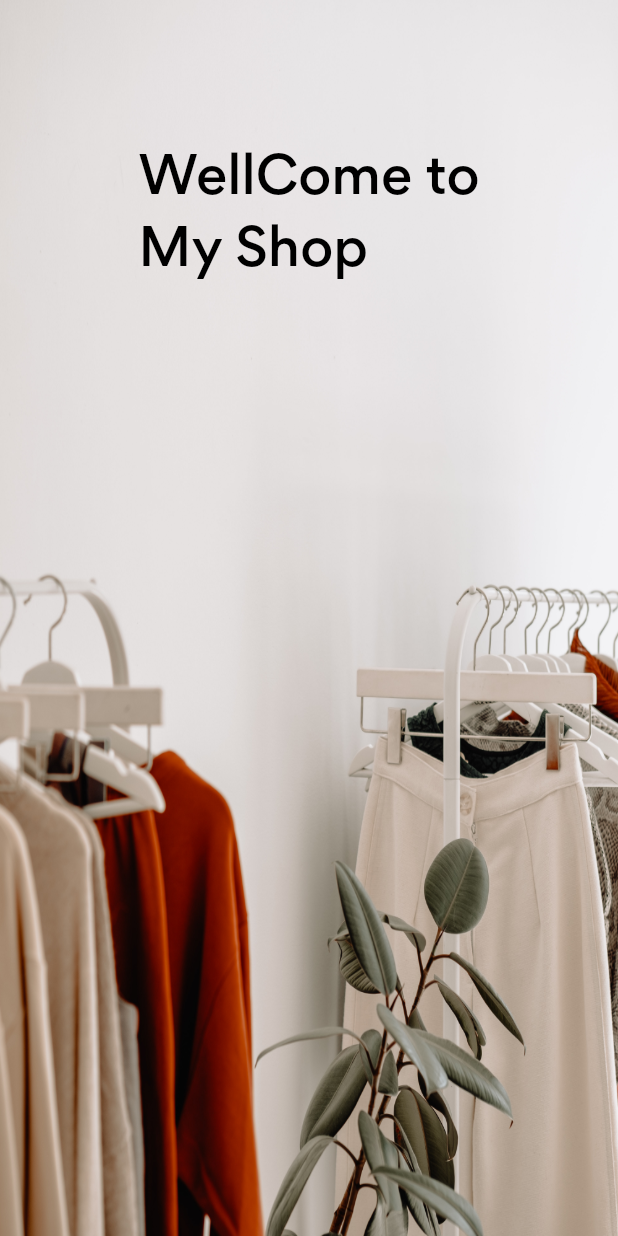
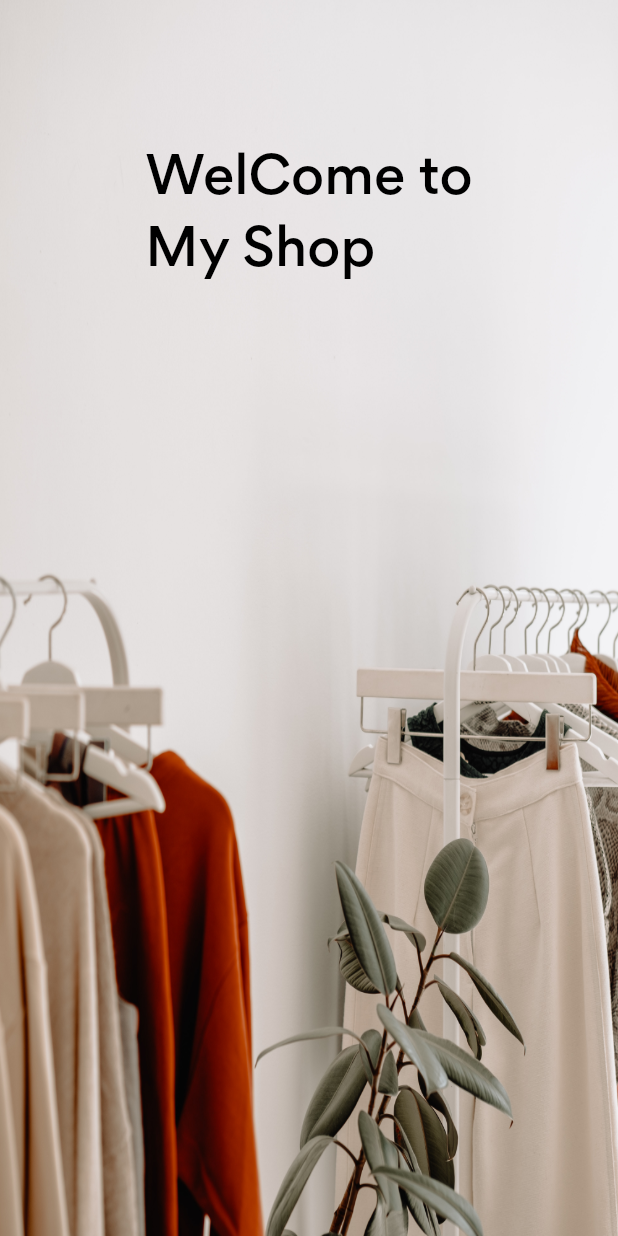
Before and after one commit to nnwilaiwan/nnwilaiwan-FlutterUIShop, a Flutter app: the SplashScreen screen opened directly, on a phone screen of 412 x 824 dp. Run offline on Flutter 3.47's test engine with Material 2 defaults, Android fonts, the phone set to English and light mode, and no system bars; our stand-ins replace flutter_svg.

Commit message:
15/02/2022

```diff
--- a/lib/main.dart
+++ b/lib/main.dart
@@ -14,7 +14,7 @@ class MyApp extends StatelessWidget {
   Widget build(BuildContext context) {
     return MaterialApp(
       debugShowCheckedModeBanner: false,
-      title: 'The Flutter Way',
+      title: 'Flutter Demo',
       theme: ThemeData(
         primarySwatch: Colors.blue,
         fontFamily: "Gordita",
--- a/lib/models/Product.dart
+++ b/lib/models/Product.dart
@@ -23,6 +23,7 @@ List<Product> demo_product = [
     image: "assets/images/product_1.png",
     title: "Casual Henley Shirts",
     price: 99,
+     bgColor: const Color(0xFFFEFBF9),
   ),
   Product(
     image: "assets/images/product_2.png",
--- a/lib/screens/splash_screen.dart
+++ b/lib/screens/splash_screen.dart
@@ -14,7 +14,7 @@ class _SplashScreenState extends State<SplashScreen> {
   void initState() {
     // TODO: implement initState
     super.initState();
-    Timer(const Duration(seconds: 10), () {
+    Timer(const Duration(seconds: 5), () {
       Navigator.push(
           context,
           MaterialPageRoute(
@@ -49,7 +49,7 @@ class _SplashScreenState extends State<SplashScreen> {
             alignment: Alignment.topCenter,
             padding: const EdgeInsets.only(top:defaultPadding * 6),
             child: Text(
-              "WellCome to\nMy Shop",
+              "WelCome to\nMy Shop",
               style: Theme.of(context)
                   .textTheme
                   .headline4!
```
